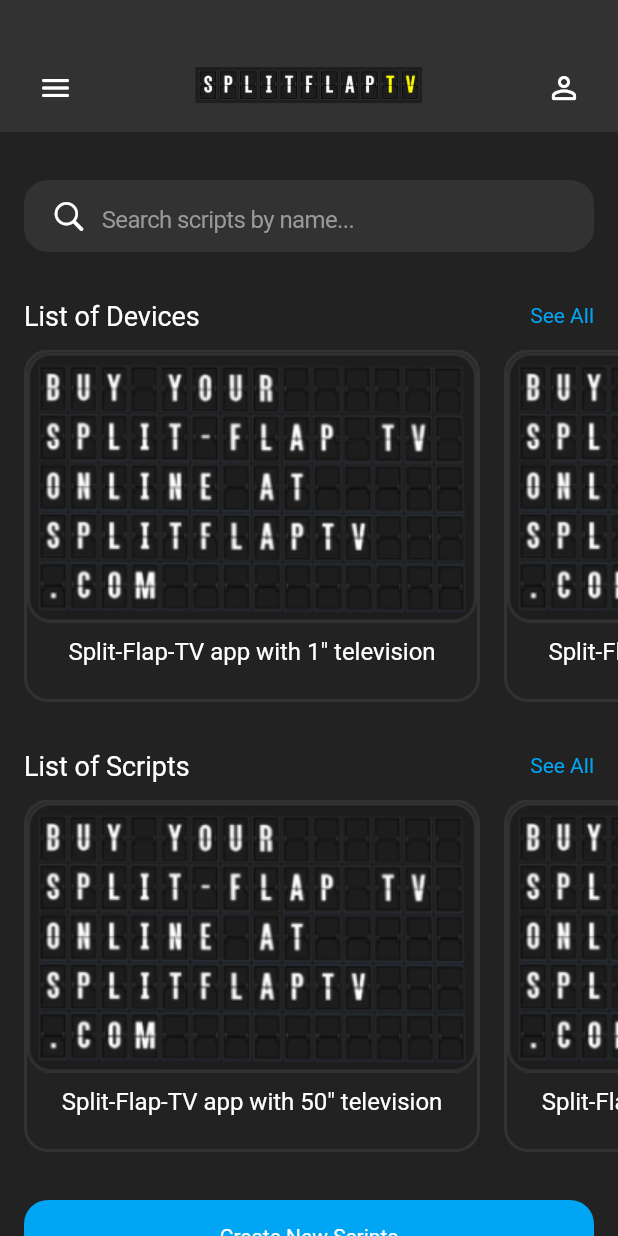
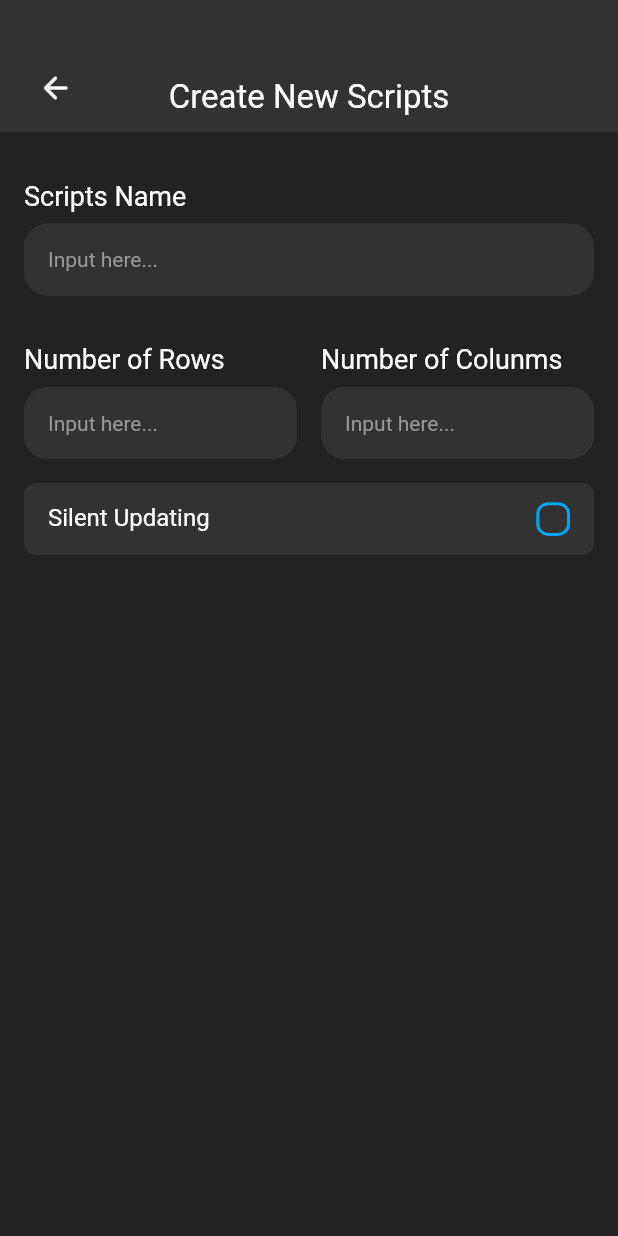
Before and after one commit to chanakaCP/Split-Flap-TV, a Flutter app: the screen it shows after launch, after a tap on "Create New Scripts", on a phone screen of 412 x 824 dp. Run offline on Flutter 3.47's test engine with Material 2 defaults, Android fonts, the light colour scheme and no system bars; our stand-ins replace cached_network_image, pin_code_fields.

Commit message:
Script screen UI complete

```diff
--- a/lib/main.dart
+++ b/lib/main.dart
@@ -1,9 +1,10 @@
 import 'package:flutter/material.dart';
-
+import 'package:split_flap_tv/ui/screens/devices/all_devices_screen.dart';
 import 'ui/screens/authentication/authentication.dart';
 import 'ui/screens/home/home_screen.dart';
 import 'ui/screens/onboarding/onboarding.dart';
 import 'ui/screens/password_reset/password_reset.dart';
+import 'ui/screens/scripts/scripts.dart';
 
 void main() {
   runApp(const MyApp());
@@ -28,6 +29,10 @@
         "/PasswordResetSuccessScreen": (BuildContext c) =>
             PasswordResetSuccessScreen(),
         "/HomeScreen": (BuildContext c) => HomeScreen(),
+        "/AllScriptsScreen": (BuildContext c) => AllScriptsScreen(),
+        "/AllDevicesScreen": (BuildContext c) => AllDevicesScreen(),
+        "/ScriptDetailsScreen": (BuildContext c) => ScriptDetailsScreen(),
+        "/CreateNewScriptScreen": (BuildContext c) => CreateNewScriptScreen(),
       },
       initialRoute: "/HomeScreen",
     );
--- a/lib/ui/screens/home/home_screen.dart
+++ b/lib/ui/screens/home/home_screen.dart
@@ -70,7 +70,9 @@
 
   onTapTailingIcon() {}
 
-  onClickCreateScript() {}
+  onClickCreateScript() {
+    Navigator.of(context).pushNamed("/CreateNewScriptScreen");
+  }
 
   @override
   Widget build(BuildContext context) {
@@ -89,6 +91,18 @@
                 height: 35,
               ),
       ),
+      bottomSheet: (_isSearching)
+          ? null
+          : CustomContainer(
+              height: 112,
+              padding: const EdgeInsets.fromLTRB(16, 32, 16, 32),
+              bgColor: backgroundColor,
+              child: CustomButton(
+                text: "Create New Scripts",
+                onPressed: () => onClickCreateScript(),
+              ),
+            ),
+      resizeToAvoidBottomInset: false,
       body: SingleChildScrollView(
         child: CustomContainer(
           child: Column(
@@ -104,6 +118,7 @@
                   itemSize: 24,
                   padding: 16.vertical,
                   prefixInsets: const EdgeInsets.fromLTRB(18, 0, 10, 0),
+                  suffixInsets: const EdgeInsets.fromLTRB(10, 0, 10, 0),
                   placeholderStyle: customFontStyle(
                     fontColor: hintTextColor,
                     fontWeight: FontWeight.w400,
@@ -118,17 +133,10 @@
                         children: [
                           ListOfDevicesWidget(deviceList: tempDeviceList),
                           ListOfScriptsWidget(scriptList: tempScriptList),
-                          CustomButton(
-                            text: "Create New Scripts",
-                            onPressed: () => onClickCreateScript(),
-                            margin: const EdgeInsets.symmetric(
-                              horizontal: 16,
-                              vertical: 32,
-                            ),
-                          )
                         ],
                       ),
                     ),
+              const SizedBox(height: 150),
             ],
           ),
         ),
--- a/lib/ui/screens/home/widgets/list_of_devices_widget.dart
+++ b/lib/ui/screens/home/widgets/list_of_devices_widget.dart
@@ -13,7 +13,9 @@
     required this.deviceList,
   }) : super(key: key);
 
-  onTapSeeMore() {}
+  onTapSeeMore(BuildContext context) {
+    Navigator.of(context).pushNamed("/AllDevicesScreen");
+  }
 
   @override
   Widget build(BuildContext context) {
@@ -32,9 +34,7 @@
                 ),
                 CustomTextButton(
                   text: "See All",
-                  onPressed: () {
-                    onTapSeeMore();
-                  },
+                  onPressed: () => onTapSeeMore(context),
                 )
               ],
             ),
@@ -49,7 +49,12 @@
                 for (var device in deviceList)
                   CustomContainer(
                     marginRight: 16,
-                    child: CustomScriptCardWidget(title: device),
+                    child: CustomScriptCardWidget(
+                      title: device,
+                      onTapItem: () {
+                        Navigator.of(context).pushNamed("/ScriptDetailsScreen");
+                      },
+                    ),
                   ),
               ],
             ),
--- a/lib/ui/screens/home/widgets/list_of_scripts_widget.dart
+++ b/lib/ui/screens/home/widgets/list_of_scripts_widget.dart
@@ -13,7 +13,9 @@
     required this.scriptList,
   }) : super(key: key);
 
-  onTapSeeMore() {}
+  onTapSeeMore(BuildContext context) {
+    Navigator.of(context).pushNamed("/AllScriptsScreen");
+  }
 
   @override
   Widget build(BuildContext context) {
@@ -32,9 +34,7 @@
                 ),
                 CustomTextButton(
                   text: "See All",
-                  onPressed: () {
-                    onTapSeeMore();
-                  },
+                  onPressed: () => onTapSeeMore(context),
                 )
               ],
             ),
@@ -49,7 +49,12 @@
                 for (var script in scriptList)
                   CustomContainer(
                     marginRight: 16,
-                    child: CustomScriptCardWidget(title: script),
+                    child: CustomScriptCardWidget(
+                      title: script,
+                      onTapItem: () {
+                        Navigator.of(context).pushNamed("/ScriptDetailsScreen");
+                      },
+                    ),
                   ),
               ],
             ),
--- a/lib/ui/screens/home/widgets/search_result_widget.dart
+++ b/lib/ui/screens/home/widgets/search_result_widget.dart
@@ -22,6 +22,9 @@
               marginBottom: 16,
               child: CustomScriptCardWidget(
                 title: result,
+                onTapItem: () {
+                  Navigator.of(context).pushNamed("/ScriptDetailsScreen");
+                },
               ),
             ),
         ],
--- /dev/null
+++ b/lib/ui/screens/scripts/create_new_script_screen.dart
@@ -0,0 +1,102 @@
+import 'package:flutter/material.dart';
+import 'package:split_flap_tv/config/extensions/extensions.dart';
+import 'package:split_flap_tv/config/style/style.dart';
+import 'package:split_flap_tv/ui/widgets/appbars/custom_appbar.dart';
+import 'package:split_flap_tv/ui/widgets/containers/custom_container.dart';
+import 'package:split_flap_tv/ui/widgets/form_contents/custom_form_field.dart';
+import 'package:split_flap_tv/ui/widgets/texts/custom_text.dart';
+
+class CreateNewScriptScreen extends StatefulWidget {
+  @override
+  _CreateNewScriptScreenState createState() => _CreateNewScriptScreenState();
+}
+
+class _CreateNewScriptScreenState extends State<CreateNewScriptScreen> {
+  TextEditingController _scriptNameController = TextEditingController();
+  TextEditingController _scriptColumnsController = TextEditingController();
+  TextEditingController _scriptRowsController = TextEditingController();
+
+  bool _isSilentUpdate = false;
+
+  onTapSilentUpdate() {
+    setState(() {
+      _isSilentUpdate = !_isSilentUpdate;
+    });
+  }
+
+  @override
+  Widget build(BuildContext context) {
+    return Scaffold(
+      backgroundColor: backgroundColor,
+      appBar: const CustomAppbar(title: "Create New Scripts"),
+      body: SingleChildScrollView(
+        child: CustomContainer(
+          margin: defaultMargin,
+          child: Column(
+            children: [
+              CustomFormField(
+                controller: _scriptNameController,
+                formTitle: "Scripts Name",
+              ),
+              CustomContainer(
+                marginTop: 32,
+                child: Row(
+                  mainAxisAlignment: MainAxisAlignment.spaceBetween,
+                  children: [
+                    CustomFormField(
+                      formTitle: "Number of Rows",
+                      controller: _scriptRowsController,
+                      inputType: TextInputType.number,
+                      width: (MediaQuery.of(context).size.width - 48) / 2,
+                    ),
+                    CustomFormField(
+                      formTitle: "Number of Colunms ",
+                      controller: _scriptColumnsController,
+                      inputType: TextInputType.number,
+                      width: (MediaQuery.of(context).size.width - 48) / 2,
+                    )
+                  ],
+                ),
+              ),
+              CustomContainer(
+                marginTop: 16,
+                borderRadius: 8.fullRadius,
+                height: 48,
+                bgColor: primaryBlackColor,
+                padding: const EdgeInsets.symmetric(horizontal: 16),
+                child: Row(
+                  mainAxisAlignment: MainAxisAlignment.spaceBetween,
+                  children: [
+                    CustomText(
+                      text: "Silent Updating",
+                      textStyle: fontStyle8(),
+                    ),
+                    InkWell(
+                      borderRadius: 5.fullRadius,
+                      child: CustomContainer(
+                        height: 22.5,
+                        width: 22.5,
+                        borderRadius: 8.fullRadius,
+                        border: Border.all(color: primaryBlueColor, width: 2),
+                        bgColor:
+                            (_isSilentUpdate) ? primaryBlueColor : transparent,
+                        child: const Icon(
+                          Icons.check,
+                          size: 17.5,
+                          color: primaryBlackColor,
+                        ),
+                      ),
+                      onTap: () {
+                        onTapSilentUpdate();
+                      },
+                    )
+                  ],
+                ),
+              ),
+            ],
+          ),
+        ),
+      ),
+    );
+  }
+}
--- /dev/null
+++ b/lib/ui/screens/scripts/scripts.dart
@@ -0,0 +1,3 @@
+export 'all_scripts_screen.dart';
+export 'create_new_script_screen.dart';
+export 'script_details_screen.dart';
--- /dev/null
+++ b/lib/ui/screens/scripts/widgets/widgets.dart
@@ -0,0 +1 @@
+export 'custom_page_action_widget.dart';
--- a/lib/ui/widgets/appbars/custom_appbar.dart
+++ b/lib/ui/widgets/appbars/custom_appbar.dart
@@ -42,7 +42,6 @@
         padding: padding ??
             const EdgeInsets.only(left: 19, right: 19, bottom: 12, top: 40),
         child: Row(
-          crossAxisAlignment: CrossAxisAlignment.end,
           mainAxisAlignment: MainAxisAlignment.spaceBetween,
           children: [
             CustomContainer(
--- a/lib/ui/widgets/cards/custom_script_card_widget.dart
+++ b/lib/ui/widgets/cards/custom_script_card_widget.dart
@@ -8,14 +8,17 @@
 
 class CustomScriptCardWidget extends StatelessWidget {
   final String title;
+  final VoidCallback onTapItem;
 
   const CustomScriptCardWidget({
     Key? key,
     required this.title,
+    required this.onTapItem,
   }) : super(key: key);
   @override
   Widget build(BuildContext context) {
-    return CustomContainer(
+    return InkWell(
+      child: CustomContainer(
         borderRadius: 16.fullRadius,
         border: Border.all(color: primaryBlackColor, width: 2),
         child: Column(
@@ -32,6 +35,8 @@
             ),
           ],
         ),
+      ),
+      onTap: () => onTapItem(),
     );
   }
 }
--- a/lib/ui/widgets/form_contents/custom_form_field.dart
+++ b/lib/ui/widgets/form_contents/custom_form_field.dart
@@ -1,5 +1,6 @@
 import 'package:flutter/material.dart';
 import 'package:flutter/services.dart';
+
 import 'package:split_flap_tv/config/enums/custom_form_field_state.dart';
 import 'package:split_flap_tv/config/enums/enums.dart';
 import 'package:split_flap_tv/config/style/style.dart';
@@ -24,6 +25,7 @@
   final double paddingBottom;
   final double paddingTop;
   final double? height;
+  final double? width;
   final Alignment alignment;
   final List<TextInputFormatter>? textInputFormatter;
   final Function? onChange;
@@ -39,32 +41,33 @@
   final Widget? prefix;
   final Widget? suffix;
 
-  CustomFormField({
+  const CustomFormField({
     Key? key,
     required this.controller,
-    this.readOnly = false,
     this.hintText,
     this.inputType,
+    this.readOnly = false,
+    this.suffixIcon,
     this.maxLength,
     this.regX,
-    this.suffixIcon,
+    this.margin,
     this.marginLeft = 0,
     this.marginRight = 0,
     this.marginBottom = 0,
     this.marginTop = 0,
+    this.padding,
     this.paddingLeft = 0,
     this.paddingRight = 0,
     this.paddingBottom = 0,
     this.paddingTop = 0,
+    this.height = 48,
+    this.width = double.infinity,
     this.alignment = Alignment.centerLeft,
-    this.margin,
-    this.padding,
-    this.focusNode,
-    this.height = 48,
     this.textInputFormatter,
     this.onChange,
     this.textCapitalization,
     this.obSecureText = false,
+    this.focusNode,
     this.textStyle,
     this.hintStyle,
     this.formTitle,
@@ -94,6 +97,7 @@
             paddingBottom,
           ),
       child: Column(
+        crossAxisAlignment: CrossAxisAlignment.start,
         children: [
           (formTitle != null)
               ? CustomText(
@@ -105,6 +109,7 @@
           Container(
             color: transparent,
             height: height!,
+            width: width!,
             alignment: alignment,
             child: Row(
               children: [
@@ -130,7 +135,7 @@
                           hintStyle ?? fontStyle3(fontColor: hintTextColor),
                       filled: true,
                       fillColor: (fieldState == FormInputFieldState.ERROR)
-                          ? white
+                          ? primaryRedColor.withOpacity(0.5)
                           : primaryBlackColor,
                       border: OutlineInputBorder(
                         borderRadius: BorderRadius.circular(16),
```
Also changed, not shown: lib/ui/screens/devices/all_devices_screen.dart (added, +55 -0 lines), lib/ui/screens/scripts/all_scripts_screen.dart (added, +55 -0 lines), lib/ui/screens/scripts/script_details_screen.dart (added, +84 -0 lines), lib/ui/screens/scripts/widgets/custom_page_action_widget.dart (added, +54 -0 lines), lib/ui/widgets/cards/custom_script_page_widget.dart (added, +21 -0 lines). Lines whose indentation alone changed are shown as unchanged.
